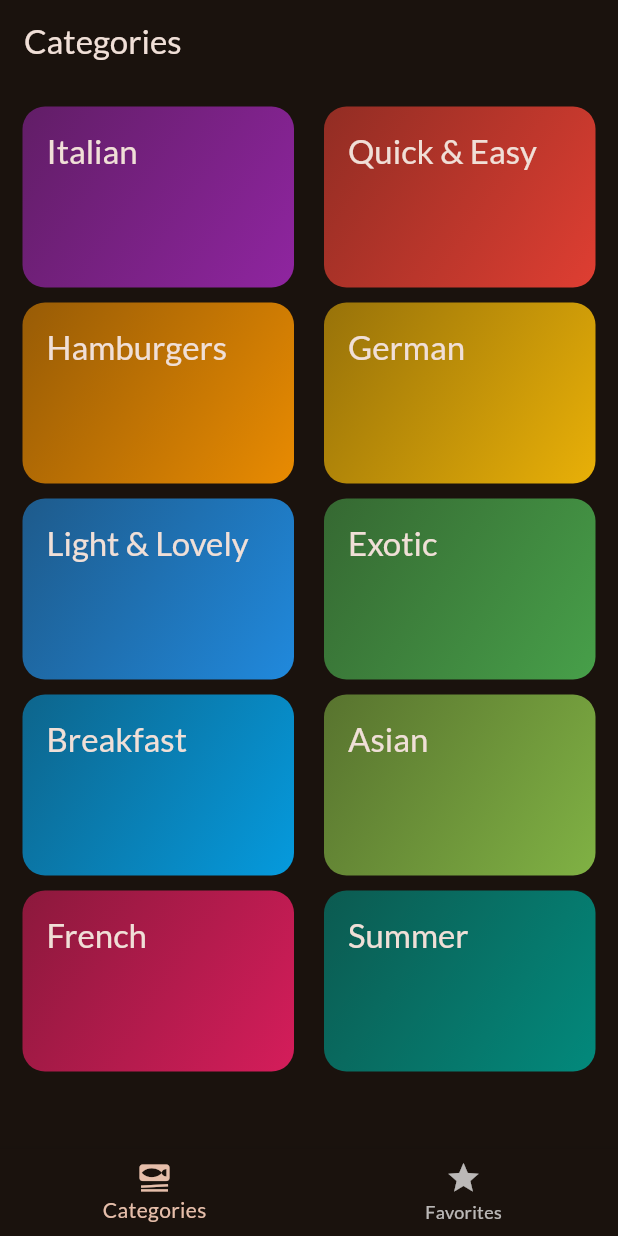
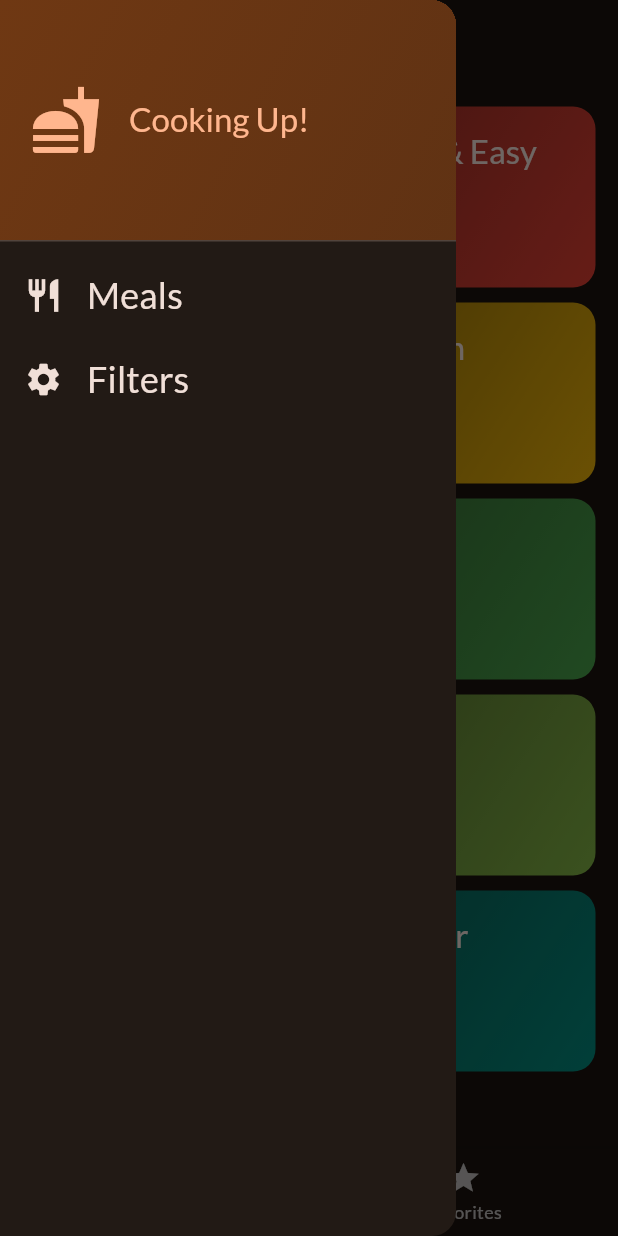
Before and after one commit to Km-khaled/flutter_basics, a Flutter app: the screen it shows after launch, with the side drawer open (before the commit the screen has no drawer), on a phone screen of 412 x 824 dp. Run offline on Flutter 3.47's test engine with Material 3 defaults, Android fonts, the phone set to English and light mode, and no system bars; our stand-ins replace google_fonts, transparent_image.

Commit message:
Adding side Drawer with filter Options

```diff
--- a/meals/lib/screens/tabs.dart
+++ b/meals/lib/screens/tabs.dart
@@ -1,7 +1,9 @@
 import 'package:flutter/material.dart';
 import 'package:meals/models/meal.dart';
 import 'package:meals/screens/categories.dart';
+import 'package:meals/screens/filters.dart';
 import 'package:meals/screens/meals.dart';
+import 'package:meals/widgets/main_drawer.dart';
 
 class TabsScreen extends StatefulWidget {
   const TabsScreen({super.key});
@@ -43,6 +45,19 @@
     });
   }
 
+  void _setScreen(String identifier) async {
+    Navigator.pop(context);
+
+    if (identifier == "filters") {
+      final result = await Navigator.push<Map<Filter, bool>>(
+        context,
+        MaterialPageRoute(builder: (ctx) => FiltersScreen()),
+      );
+
+      print(result);
+    }
+  }
+
   @override
   Widget build(BuildContext context) {
     Widget activePage =
@@ -58,6 +73,7 @@
 
     return Scaffold(
       appBar: AppBar(title: Text(activePageTitle)),
+      drawer: MainDrawer(onSelectScreen: _setScreen),
       body: activePage,
       bottomNavigationBar: BottomNavigationBar(
         onTap: _selectPage,
--- /dev/null
+++ b/meals/lib/widgets/main_drawer.dart
@@ -0,0 +1,82 @@
+import 'package:flutter/material.dart';
+
+class MainDrawer extends StatelessWidget {
+  const MainDrawer({super.key, required this.onSelectScreen});
+  final void Function(String identifier) onSelectScreen;
+
+  @override
+  Widget build(context) {
+    return Drawer(
+      child: Column(
+        children: [
+          DrawerHeader(
+            padding: const EdgeInsets.all(20),
+            decoration: BoxDecoration(
+              gradient: LinearGradient(
+                colors: [
+                  Theme.of(context).colorScheme.primaryContainer,
+                  Theme.of(
+                    context,
+                  ).colorScheme.primaryContainer.withOpacity(0.8),
+                ],
+                begin: Alignment.topLeft,
+                end: Alignment.bottomRight,
+              ),
+            ),
+            child: Row(
+              children: [
+                Icon(
+                  Icons.fastfood,
+                  size: 48,
+                  color: Theme.of(context).colorScheme.primary,
+                ),
+                const SizedBox(width: 18),
+                Text(
+                  "Cooking Up!",
+                  style: Theme.of(context).textTheme.titleLarge!.copyWith(
+                    color: Theme.of(context).colorScheme.primary,
+                  ),
+                ),
+              ],
+            ),
+          ),
+          ListTile(
+            leading: Icon(
+              Icons.restaurant,
+              size: 26,
+              color: Theme.of(context).colorScheme.onBackground,
+            ),
+            title: Text(
+              "Meals",
+              style: Theme.of(context).textTheme.titleSmall!.copyWith(
+                color: Theme.of(context).colorScheme.onBackground,
+                fontSize: 24,
+              ),
+            ),
+            onTap: () {
+              onSelectScreen("meals");
+            },
+          ),
+
+          ListTile(
+            leading: Icon(
+              Icons.settings,
+              size: 26,
+              color: Theme.of(context).colorScheme.onBackground,
+            ),
+            title: Text(
+              "Filters",
+              style: Theme.of(context).textTheme.titleSmall!.copyWith(
+                color: Theme.of(context).colorScheme.onBackground,
+                fontSize: 24,
+              ),
+            ),
+            onTap: () {
+              onSelectScreen("filters");
+            },
+          ),
+        ],
+      ),
+    );
+  }
+}
--- a/meals/lib/widgets/meal_item.dart
+++ b/meals/lib/widgets/meal_item.dart
@@ -23,7 +23,7 @@
   Widget build(context) {
     return Card(
       margin: const EdgeInsets.all(12),
-      shape: BeveledRectangleBorder(borderRadius: BorderRadius.circular(15)),
+      shape: RoundedRectangleBorder(borderRadius: BorderRadius.circular(15)),
       clipBehavior: Clip.hardEdge,
       elevation: 2,
       child: InkWell(
```
Also changed, not shown: meals/lib/screens/filters.dart (added, +141 -0 lines).
